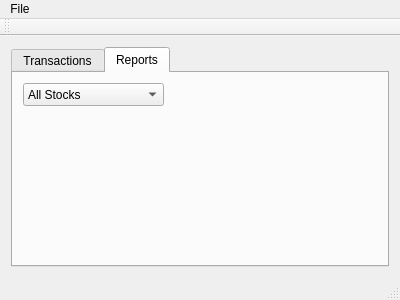
Qt form mainwindow.ui (tstaerk/bullware) before a commit.
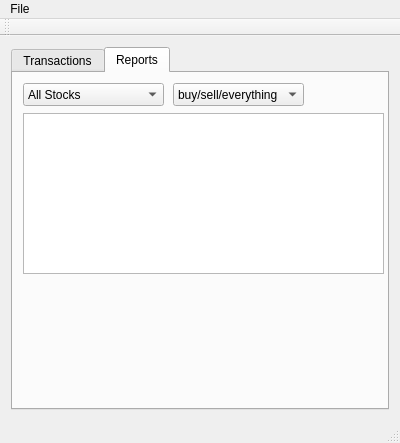
The same form after that commit. The open tabs and pages were chosen to show the change.

Commit message: Adding a delete button for row deletion.

```diff
--- a/mainwindow.ui
+++ b/mainwindow.ui
@@ -7,7 +7,7 @@
     <x>0</x>
     <y>0</y>
     <width>400</width>
-    <height>300</height>
+    <height>443</height>
    </rect>
   </property>
   <property name="windowTitle">
@@ -101,6 +101,41 @@
          </property>
         </item>
        </widget>
+       <widget class="QComboBox" name="comboBox_2">
+        <property name="geometry">
+         <rect>
+          <x>160</x>
+          <y>10</y>
+          <width>131</width>
+          <height>23</height>
+         </rect>
+        </property>
+        <item>
+         <property name="text">
+          <string>buy/sell/everything</string>
+         </property>
+        </item>
+        <item>
+         <property name="text">
+          <string>buy</string>
+         </property>
+        </item>
+        <item>
+         <property name="text">
+          <string>sell</string>
+         </property>
+        </item>
+       </widget>
+       <widget class="QTableWidget" name="tableWidget_2">
+        <property name="geometry">
+         <rect>
+          <x>10</x>
+          <y>40</y>
+          <width>361</width>
+          <height>161</height>
+         </rect>
+        </property>
+       </widget>
       </widget>
      </widget>
     </item>
```
Left out of the diff: 9 changed lines with no effect on the pictures. The commit also changes 2 other files.
